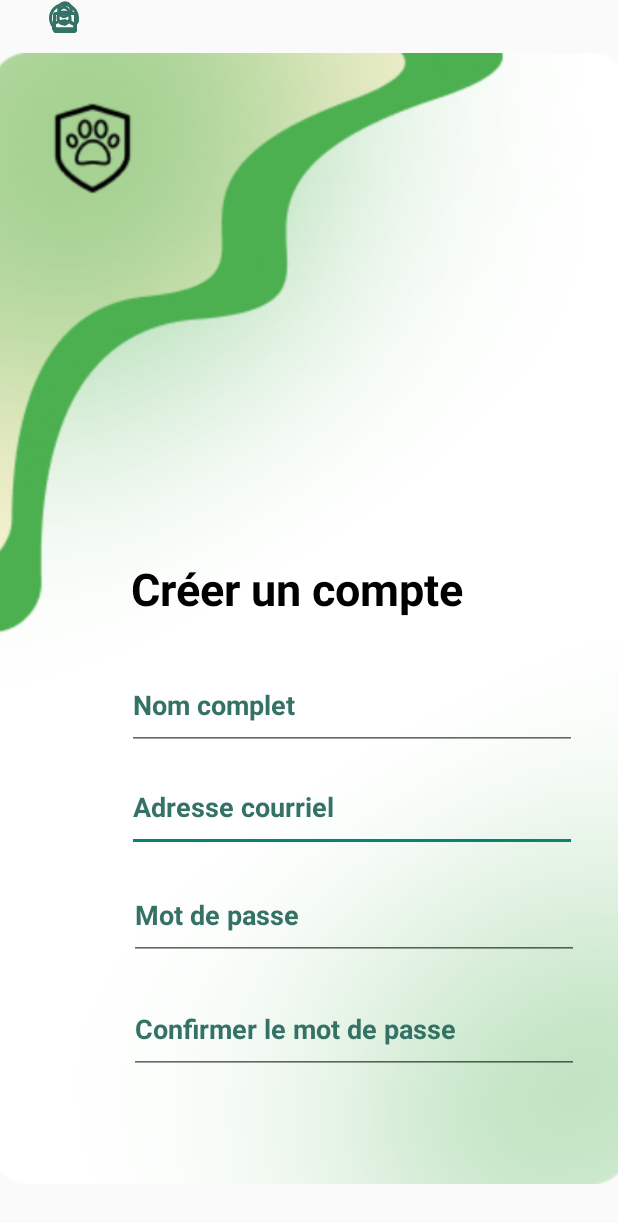
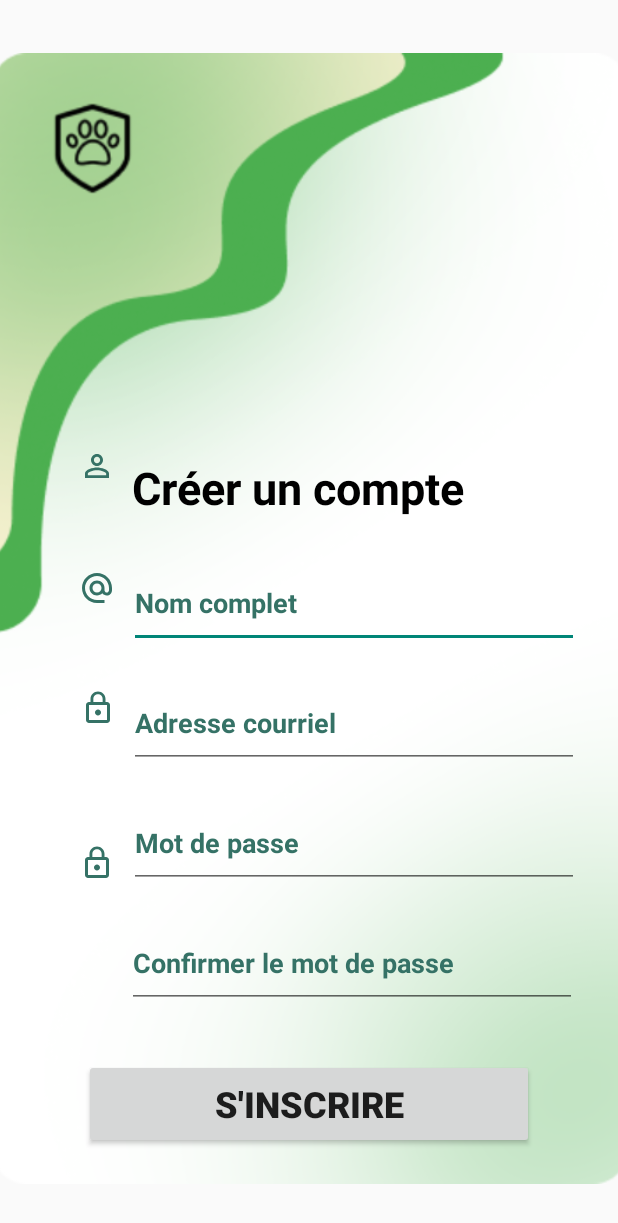
Before and after one commit to SsBarbatos/Alawan, an Android app: the Inscription screen opened directly, with no data from a screen before it, on a phone screen of 412 x 824 dp. Shown: the top 1223 px of the screen. Run offline under Robolectric (Android 15) with nearby library versions, the phone set to English and light mode, and no system bars.

Commit message:
ajustement log in

```diff
--- a/app/src/main/res/layout/activity_inscription.xml
+++ b/app/src/main/res/layout/activity_inscription.xml
@@ -7,9 +7,10 @@
     tools:context=".Inscription">
 
     <ImageView
-        android:id="@+id/imageView"
+        android:id="@+id/ivBackground"
         android:layout_width="432dp"
         android:layout_height="754dp"
+        android:contentDescription="@string/background"
         app:layout_constraintBottom_toBottomOf="parent"
         app:layout_constraintEnd_toEndOf="parent"
         app:layout_constraintStart_toStartOf="parent"
@@ -17,10 +18,40 @@
         app:srcCompat="@drawable/BackgroundAlawan" />
 
     <EditText
-        android:id="@+id/editTextTextEmailAddress"
+        android:id="@+id/etNom"
         android:layout_width="300dp"
         android:layout_height="60dp"
-        android:layout_marginBottom="12dp"
+        android:layout_marginBottom="20dp"
+        android:ems="10"
+        android:hint="@string/nom"
+        android:inputType="text"
+        android:textColor="@color/vertFonce"
+        android:textColorHighlight="@color/vertPale"
+        android:textColorHint="@color/vertFonce"
+        android:textColorLink="@color/vertPale"
+        android:textStyle="bold"
+        app:layout_constraintBottom_toTopOf="@+id/etMail"
+        app:layout_constraintEnd_toEndOf="parent"
+        app:layout_constraintHorizontal_bias="0.767"
+        app:layout_constraintStart_toStartOf="parent" />
+
+    <ImageView
+        android:id="@+id/logoNom"
+        android:layout_width="wrap_content"
+        android:layout_height="wrap_content"
+        app:layout_constraintBottom_toTopOf="@+id/logoMail"
+        app:layout_constraintEnd_toStartOf="@+id/etNom"
+        app:layout_constraintHorizontal_bias="0.854"
+        app:layout_constraintStart_toStartOf="parent"
+        app:layout_constraintTop_toTopOf="parent"
+        app:layout_constraintVertical_bias="0.839"
+        app:srcCompat="@drawable/baseline_person_outline_24" />
+
+    <EditText
+        android:id="@+id/etMail"
+        android:layout_width="300dp"
+        android:layout_height="60dp"
+        android:layout_marginBottom="20dp"
         android:ems="10"
         android:hint="@string/email"
         android:inputType="textEmailAddress"
@@ -29,49 +60,16 @@
         android:textColorHint="@color/vertFonce"
         android:textColorLink="@color/vertPale"
         android:textStyle="bold"
-        app:layout_constraintBottom_toTopOf="@+id/editTextTextPassword"
+        app:layout_constraintBottom_toTopOf="@+id/etMdp"
         app:layout_constraintEnd_toEndOf="parent"
-        app:layout_constraintHorizontal_bias="0.756"
-        app:layout_constraintStart_toStartOf="parent" />
-
-    <TextView
-        android:id="@+id/textView"
-        android:layout_width="wrap_content"
-        android:layout_height="wrap_content"
-        android:text="@string/creerCompteTitre"
-        android:textColor="@color/black"
-        android:textSize="30sp"
-        android:textStyle="bold"
-        app:layout_constraintBottom_toTopOf="@+id/editTextText"
-        app:layout_constraintEnd_toEndOf="parent"
-        app:layout_constraintHorizontal_bias="0.459"
-        app:layout_constraintStart_toStartOf="parent"
-        app:layout_constraintTop_toTopOf="parent"
-        app:layout_constraintVertical_bias="0.931" />
-
-    <EditText
-        android:id="@+id/editTextText"
-        android:layout_width="300dp"
-        android:layout_height="60dp"
-        android:layout_marginBottom="8dp"
-        android:ems="10"
-        android:hint="@string/nom"
-        android:inputType="text"
-        android:textColor="@color/vertFonce"
-        android:textColorHighlight="@color/vertPale"
-        android:textColorHint="@color/vertFonce"
-        android:textColorLink="@color/vertPale"
-        android:textStyle="bold"
-        app:layout_constraintBottom_toTopOf="@+id/editTextTextEmailAddress"
-        app:layout_constraintEnd_toEndOf="parent"
-        app:layout_constraintHorizontal_bias="0.756"
+        app:layout_constraintHorizontal_bias="0.767"
         app:layout_constraintStart_toStartOf="parent" />
 
     <EditText
-        android:id="@+id/editTextTextPassword"
+        android:id="@+id/etMdp"
         android:layout_width="300dp"
         android:layout_height="60dp"
-        android:layout_marginBottom="16dp"
+        android:layout_marginBottom="20dp"
         android:ems="10"
         android:hint="@string/password"
         android:inputType="textPassword"
@@ -80,16 +78,16 @@
         android:textColorHint="@color/vertFonce"
         android:textColorLink="@color/vertPale"
         android:textStyle="bold"
-        app:layout_constraintBottom_toTopOf="@+id/editTextTextPassword2"
+        app:layout_constraintBottom_toTopOf="@+id/etMdpConf"
         app:layout_constraintEnd_toEndOf="parent"
-        app:layout_constraintHorizontal_bias="0.765"
+        app:layout_constraintHorizontal_bias="0.767"
         app:layout_constraintStart_toStartOf="parent" />
 
     <EditText
-        android:id="@+id/editTextTextPassword2"
+        android:id="@+id/etMdpConf"
         android:layout_width="300dp"
         android:layout_height="60dp"
-        android:layout_marginBottom="108dp"
+        android:layout_marginBottom="152dp"
         android:ems="10"
         android:hint="@string/confirmerPassword"
         android:inputType="textPassword"
@@ -100,43 +98,69 @@
         android:textStyle="bold"
         app:layout_constraintBottom_toBottomOf="parent"
         app:layout_constraintEnd_toEndOf="parent"
-        app:layout_constraintHorizontal_bias="0.765"
+        app:layout_constraintHorizontal_bias="0.758"
         app:layout_constraintStart_toStartOf="parent" />
 
     <ImageView
-        android:id="@+id/imageView2"
+        android:id="@+id/logoMail"
         android:layout_width="wrap_content"
         android:layout_height="wrap_content"
-        app:layout_constraintEnd_toStartOf="@+id/editTextTextPassword"
+        android:layout_marginBottom="56dp"
+        app:layout_constraintBottom_toTopOf="@+id/logoMdp1"
+        app:layout_constraintEnd_toStartOf="@+id/etMail"
+        app:layout_constraintHorizontal_bias="0.854"
         app:layout_constraintStart_toStartOf="parent"
-        app:srcCompat="@drawable/password_logo"
-        tools:layout_editor_absoluteY="506dp" />
+        app:srcCompat="@drawable/mail_logo" />
 
     <ImageView
-        android:id="@+id/imageView2"
+        android:id="@+id/logoMdp1"
         android:layout_width="wrap_content"
         android:layout_height="wrap_content"
-        app:layout_constraintEnd_toStartOf="@+id/editTextTextPassword2"
+        android:layout_marginStart="44dp"
+        android:layout_marginTop="460dp"
+        app:layout_constraintEnd_toStartOf="@+id/etMdp"
         app:layout_constraintStart_toStartOf="parent"
-        app:srcCompat="@drawable/password_logo"
-        tools:layout_editor_absoluteY="581dp" />
+        app:layout_constraintTop_toTopOf="parent"
+        app:srcCompat="@drawable/password_logo" />
 
     <ImageView
-        android:id="@+id/imageView3"
+        android:id="@+id/imageView"
         android:layout_width="wrap_content"
         android:layout_height="wrap_content"
-        app:layout_constraintEnd_toStartOf="@+id/editTextTextEmailAddress"
+        app:layout_constraintBottom_toBottomOf="parent"
+        app:layout_constraintEnd_toStartOf="@+id/etMdpConf"
+        app:layout_constraintHorizontal_bias="0.868"
         app:layout_constraintStart_toStartOf="parent"
-        app:srcCompat="@drawable/mail_logo"
-        tools:layout_editor_absoluteY="433dp" />
+        app:layout_constraintTop_toBottomOf="@+id/logoMdp1"
+        app:layout_constraintVertical_bias="0.25"
+        app:srcCompat="@drawable/password_logo" />
 
-    <ImageView
-        android:id="@+id/imageView5"
+    <TextView
+        android:id="@+id/tvTitle"
         android:layout_width="wrap_content"
         android:layout_height="wrap_content"
-        app:layout_constraintEnd_toStartOf="@+id/editTextText"
+        android:text="@string/creerCompteTitre"
+        android:textColor="@color/black"
+        android:textSize="30sp"
+        android:textStyle="bold"
+        app:layout_constraintBottom_toTopOf="@+id/etNom"
+        app:layout_constraintEnd_toEndOf="parent"
+        app:layout_constraintHorizontal_bias="0.462"
         app:layout_constraintStart_toStartOf="parent"
-        app:srcCompat="@drawable/baseline_person_outline_24"
-        tools:layout_editor_absoluteY="364dp" />
+        app:layout_constraintTop_toTopOf="parent"
+        app:layout_constraintVertical_bias="0.92" />
+
+    <Button
+        android:id="@+id/btSignIn"
+        android:layout_width="300dp"
+        android:layout_height="60dp"
+        android:text="@string/inscrire"
+        android:textSize="24sp"
+        android:textStyle="bold"
+        app:layout_constraintBottom_toBottomOf="parent"
+        app:layout_constraintEnd_toEndOf="parent"
+        app:layout_constraintStart_toStartOf="parent"
+        app:layout_constraintTop_toTopOf="parent"
+        app:layout_constraintVertical_bias="0.924" />
 
 </androidx.constraintlayout.widget.ConstraintLayout>
```
Also changed, not shown: app/src/main/res/layout/activity_main.xml (deleted, +0 -138 lines).
